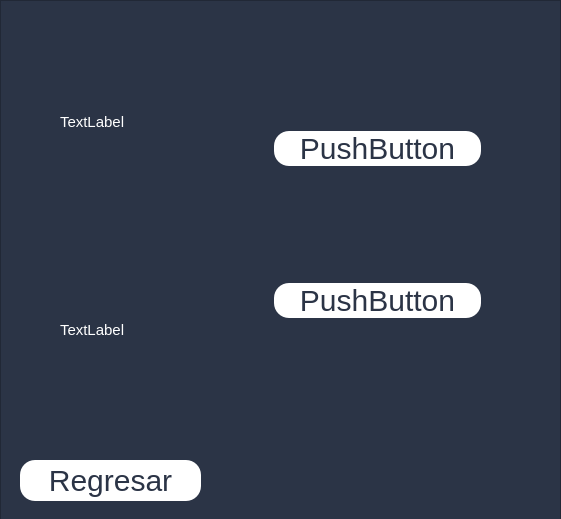
This is ui_py/parqueaderos.ui in Simon010717/EasyParkingPy as Qt 5 draws it before an edit. The edited form follows.
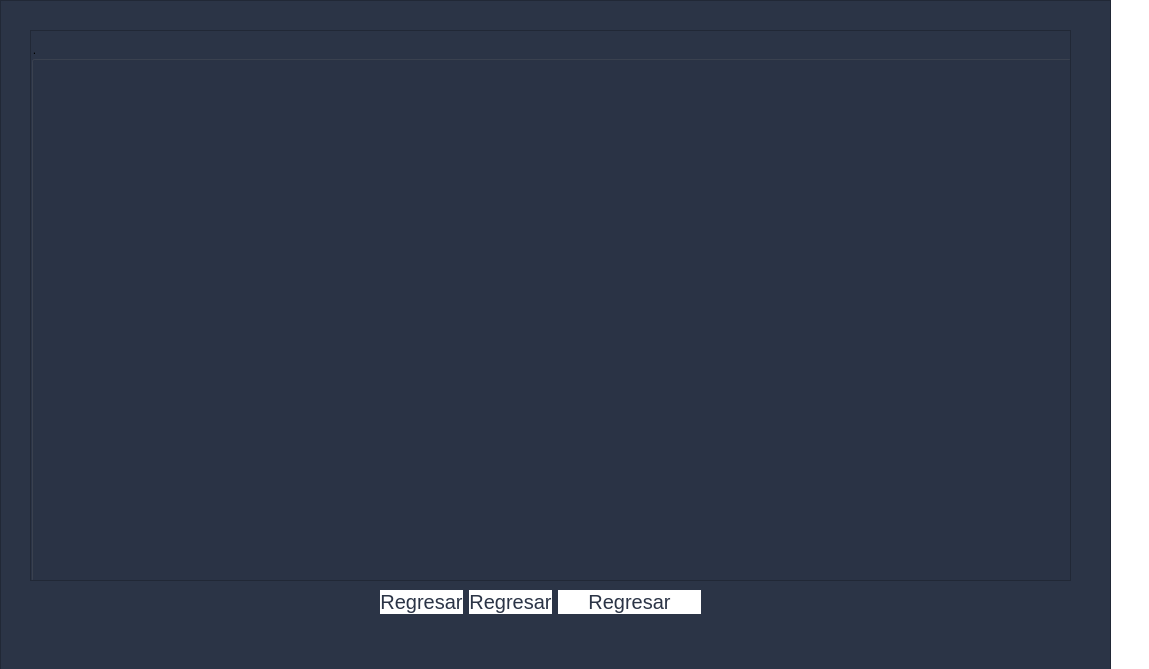
This is the edited form.

```diff
--- a/ui_py/parqueaderos.ui
+++ b/ui_py/parqueaderos.ui
@@ -6,8 +6,8 @@
    <rect>
     <x>0</x>
     <y>0</y>
-    <width>561</width>
-    <height>519</height>
+    <width>1149</width>
+    <height>669</height>
    </rect>
   </property>
   <property name="windowTitle">
@@ -16,6 +16,8 @@
   <property name="styleSheet">
    <string notr="true">*{
 font-family: segoe ui;
+/*background: #2B3446;*/
+background:transparent;
 }
 QLabel{
 font-size: 15px;
@@ -28,7 +30,7 @@
 color: #2B3446;
 border-radius: 15px;
 background:white;
-font-size: 30px;
+font-size: 20px;
 }
 QToolButton{
 background: transparent;
@@ -52,6 +54,9 @@
 font-size: 20px;
 background: transparent;
 color: red
+}
+QGroupBox{
+background: #2B3446;
 }</string>
   </property>
   <widget class="QWidget" name="centralwidget">
@@ -60,8 +65,8 @@
      <rect>
       <x>0</x>
       <y>0</y>
-      <width>561</width>
-      <height>521</height>
+      <width>1111</width>
+      <height>671</height>
      </rect>
     </property>
     <property name="frameShape">
@@ -70,67 +75,107 @@
     <property name="frameShadow">
      <enum>QFrame::Raised</enum>
     </property>
+    <widget class="QScrollArea" name="scrollArea">
+     <property name="geometry">
+      <rect>
+       <x>30</x>
+       <y>30</y>
+       <width>1041</width>
+       <height>551</height>
+      </rect>
+     </property>
+     <property name="widgetResizable">
+      <bool>true</bool>
+     </property>
+     <widget class="QWidget" name="scrollAreaWidgetContents">
+      <property name="geometry">
+       <rect>
+        <x>0</x>
+        <y>0</y>
+        <width>1039</width>
+        <height>549</height>
+       </rect>
+      </property>
+      <widget class="QGroupBox" name="groupBox">
+       <property name="geometry">
+        <rect>
+         <x>0</x>
+         <y>10</y>
+         <width>1041</width>
+         <height>541</height>
+        </rect>
+       </property>
+       <property name="title">
+        <string>.</string>
+       </property>
+       <widget class="QWidget" name="formLayoutWidget">
+        <property name="geometry">
+         <rect>
+          <x>0</x>
+          <y>10</y>
+          <width>1041</width>
+          <height>541</height>
+         </rect>
+        </property>
+        <layout class="QFormLayout" name="formLayout"/>
+       </widget>
+      </widget>
+     </widget>
+    </widget>
     <widget class="QWidget" name="horizontalLayoutWidget">
      <property name="geometry">
       <rect>
-       <x>60</x>
-       <y>20</y>
-       <width>421</width>
-       <height>411</height>
+       <x>380</x>
+       <y>590</y>
+       <width>321</width>
+       <height>61</height>
       </rect>
      </property>
-     <layout class="QHBoxLayout" name="horizontalLayout_3">
+     <layout class="QHBoxLayout" name="horizontalLayout">
+      <property name="sizeConstraint">
+       <enum>QLayout::SetMaximumSize</enum>
+      </property>
       <item>
-       <layout class="QVBoxLayout" name="nombres">
-        <item>
-         <widget class="QLabel" name="label_2">
-          <property name="text">
-           <string>TextLabel</string>
-          </property>
-         </widget>
-        </item>
-        <item>
-         <widget class="QLabel" name="label">
-          <property name="text">
-           <string>TextLabel</string>
-          </property>
-         </widget>
-        </item>
-       </layout>
+       <widget class="QPushButton" name="regresar_2">
+        <property name="sizePolicy">
+         <sizepolicy hsizetype="Fixed" vsizetype="Fixed">
+          <horstretch>0</horstretch>
+          <verstretch>0</verstretch>
+         </sizepolicy>
+        </property>
+        <property name="text">
+         <string>Regresar</string>
+        </property>
+       </widget>
       </item>
       <item>
-       <layout class="QVBoxLayout" name="botones">
-        <item>
-         <widget class="QPushButton" name="pushButton_2">
-          <property name="text">
-           <string>PushButton</string>
-          </property>
-         </widget>
-        </item>
-        <item>
-         <widget class="QPushButton" name="pushButton">
-          <property name="text">
-           <string>PushButton</string>
-          </property>
-         </widget>
-        </item>
-       </layout>
+       <widget class="QPushButton" name="regresar">
+        <property name="sizePolicy">
+         <sizepolicy hsizetype="Minimum" vsizetype="Fixed">
+          <horstretch>0</horstretch>
+          <verstretch>0</verstretch>
+         </sizepolicy>
+        </property>
+        <property name="text">
+         <string>Regresar</string>
+        </property>
+       </widget>
+      </item>
+      <item>
+       <widget class="QPushButton" name="regresar_3">
+        <property name="sizePolicy">
+         <sizepolicy hsizetype="MinimumExpanding" vsizetype="Fixed">
+          <horstretch>0</horstretch>
+          <verstretch>0</verstretch>
+         </sizepolicy>
+        </property>
+        <property name="text">
+         <string>Regresar</string>
+        </property>
+       </widget>
       </item>
      </layout>
     </widget>
-    <widget class="QPushButton" name="regresar">
-     <property name="geometry">
-      <rect>
-       <x>20</x>
-       <y>460</y>
-       <width>181</width>
-       <height>41</height>
-      </rect>
-     </property>
-     <property name="text">
-      <string>Regresar</string>
-     </property>
-    </widget>
    </widget>
   </widget>
  </widget>
```
